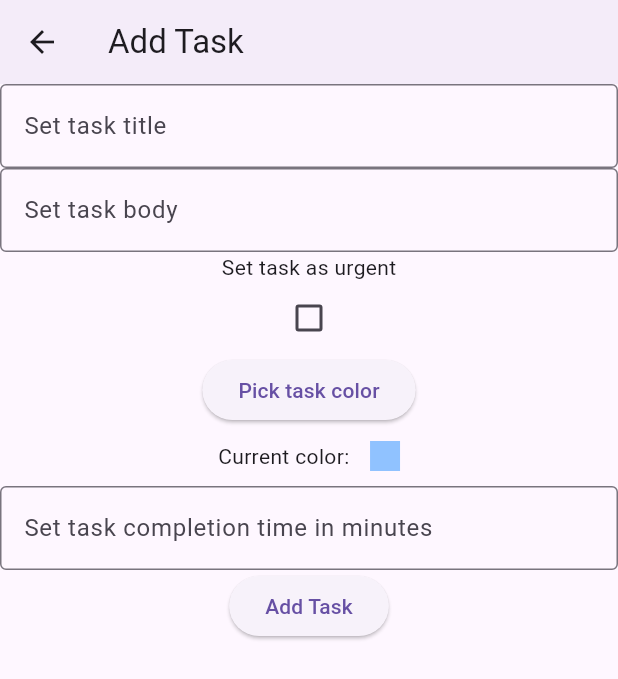
After one commit to megaeonise/flutter-final-project, a Flutter app: the TaskList screen opened directly, after a tap on "Add task", on a phone screen of 412 x 824 dp. The commit adds this screen. Shown: the top 679 px of the screen. Run offline on Flutter 3.47's test engine with Material 3 defaults, Android fonts, the phone set to English and light mode, and no system bars; our stand-ins replace cookie_jar, dio, dio_cookie_manager, flutter_colorpicker; network calls fail.

Commit message:
added task list with color in app

```diff
--- a/final_project/lib/src/remote/api.dart
+++ b/final_project/lib/src/remote/api.dart
@@ -76,6 +76,9 @@ Future<List<dynamic>> getFriends() async {
     final friendMap = friendList
         .map((element) => User.fromJson(element))
         .toList();
+    if (friendMap.isEmpty) {
+      return ["empty"];
+    }
     return friendMap;
   } catch (e) {
     print(e);
@@ -92,6 +95,9 @@ Future<List<dynamic>> getUsers() async {
     final userList = response.data;
     // print(friendList[0]);
     final userMap = userList.map((element) => User.fromJson(element)).toList();
+    if (userMap.isEmpty) {
+      return ["empty"];
+    }
     return userMap;
   } catch (e) {
     print(e);
@@ -122,8 +128,13 @@ Future<List<dynamic>> getTasks() async {
     response = await dio.get('/task/tasks');
     // print(response.data);
     final taskList = response.data;
+    print(taskList);
     // print(friendList[0]);
     final taskMap = taskList.map((element) => Task.fromJson(element)).toList();
+    print(taskMap);
+    if (taskMap.isEmpty) {
+      return ["empty"];
+    }
     return taskMap;
   } catch (e) {
     print(e);
@@ -133,6 +144,14 @@ Future<List<dynamic>> getTasks() async {
 
 Future<bool> postAddTask(title, body, urgent, color, completionTime) async {
   print("im in the file tasks");
+  final intTime = int.parse(completionTime);
+  print({
+    'title': title,
+    'body': body,
+    'urgent': urgent,
+    'color': color,
+    'completionTime': intTime,
+  });
   try {
     await dio.post(
       '/task/add',
@@ -141,14 +160,14 @@ Future<bool> postAddTask(title, body, urgent, color, completionTime) async {
         'body': body,
         'urgent': urgent,
         'color': color,
-        'completionTime': completionTime,
+        'completionTime': intTime,
       },
     );
-    // print(
-    //   await cookieJar.loadForRequest(
-    //     Uri.parse('https://flutter-final-project-server.fly.dev/auth/register'),
-    //   ),
-    // );
+    print(
+      await cookieJar.loadForRequest(
+        Uri.parse('https://flutter-final-project-server.fly.dev/auth/register'),
+      ),
+    );
     return true;
   } catch (e) {
     print(e);
--- /dev/null
+++ b/final_project/lib/src/screens/add_task.dart
@@ -0,0 +1,168 @@
+import 'package:final_project/src/remote/api.dart';
+import 'package:final_project/src/screens/task_list.dart';
+import 'package:flutter/material.dart';
+import 'package:flutter/services.dart';
+import 'package:flutter_colorpicker/flutter_colorpicker.dart';
+
+class AddTask extends StatefulWidget {
+  const AddTask({super.key});
+
+  @override
+  State<AddTask> createState() => _AddTaskState();
+}
+
+class _AddTaskState extends State<AddTask> {
+  final _titleFieldController = TextEditingController();
+  final _bodyFieldController = TextEditingController();
+  final _completionTimeFieldController = TextEditingController();
+  bool _isUrgent = false;
+  Color _pickerColor = Color.fromARGB(255, 144, 194, 255);
+  Color _currentColor = Color.fromARGB(255, 144, 194, 255);
+
+  handleAddTask(title, body, completionTime) async {
+    String hexColor =
+        "0x${(_currentColor.a * 255).toInt().toRadixString(16).padLeft(2, '0')}${(_currentColor.r * 255).toInt().toRadixString(16).padLeft(2, '0')}${(_currentColor.g * 255).toInt().toRadixString(16).padLeft(2, '0')}${(_currentColor.b * 255).toInt().toRadixString(16).padLeft(2, '0')}";
+    String time = completionTime;
+    if (completionTime == "") {
+      time = "1";
+    }
+    final status = await postAddTask(title, body, _isUrgent, hexColor, time);
+    if (status) {
+      print("task added");
+    } else {
+      print("task add error occured");
+    }
+    if (mounted) {
+      Navigator.push(
+        context,
+        MaterialPageRoute(builder: (context) => const TaskList()),
+      );
+    }
+  }
+
+  void changeColor(Color color) {
+    setState(() => _pickerColor = color);
+  }
+
+  @override
+  void initState() {
+    super.initState();
+  }
+
+  @override
+  Widget build(BuildContext context) {
+    return Scaffold(
+      appBar: AppBar(elevation: 2, title: Text("Add Task")),
+      body: Column(
+        children: [
+          TextField(
+            controller: _titleFieldController,
+            decoration: InputDecoration(
+              border: OutlineInputBorder(),
+              hintText: "Set task title",
+            ),
+          ),
+          TextField(
+            controller: _bodyFieldController,
+            decoration: InputDecoration(
+              border: OutlineInputBorder(),
+              hintText: "Set task body",
+            ),
+          ),
+          Text("Set task as urgent"),
+          Checkbox(
+            semanticLabel: "Set task as urgent",
+            value: _isUrgent,
+            onChanged: (bool? value) {
+              setState(() {
+                _isUrgent = value!;
+              });
+            },
+          ),
+          ElevatedButton(
+            onPressed: () => _dialogBuilder(context),
+            child: Text("Pick task color"),
+          ),
+          SizedBox(height: 10),
+          Row(
+            mainAxisAlignment: MainAxisAlignment.center,
+            children: [
+              Text("Current color: "),
+              SizedBox(width: 10),
+              Container(
+                width: 20,
+                height: 20,
+                decoration: BoxDecoration(color: _currentColor),
+              ),
+            ],
+          ),
+          SizedBox(height: 10),
+          TextField(
+            controller: _completionTimeFieldController,
+            decoration: InputDecoration(
+              border: OutlineInputBorder(),
+              hintText: "Set task completion time in minutes",
+            ),
+            inputFormatters: [FilteringTextInputFormatter.digitsOnly],
+          ),
+
+          ElevatedButton(
+            onPressed: () {
+              handleAddTask(
+                _titleFieldController.text,
+                _bodyFieldController.text,
+                _completionTimeFieldController.text,
+              );
+            },
+            child: Text("Add Task"),
+          ),
+        ],
+      ),
+    );
+  }
+
+  Future<void> _dialogBuilder(BuildContext context) {
+    return showDialog<void>(
+      context: context,
+      builder: (BuildContext context) {
+        return AlertDialog(
+          title: const Text('Pick a color!'),
+          content: SingleChildScrollView(
+            child: ColorPicker(
+              pickerColor: _pickerColor,
+              onColorChanged: changeColor,
+            ),
+            // Use Material color picker:
+            //
+            // child: MaterialPicker(
+            //   pickerColor: pickerColor,
+            //   onColorChanged: changeColor,
+            //   showLabel: true, // only on portrait mode
+            // ),
+            //
+            // Use Block color picker:
+            //
+            // child: BlockPicker(
+            //   pickerColor: currentColor,
+            //   onColorChanged: changeColor,
+            // ),
+            //
+            // child: MultipleChoiceBlockPicker(
+            //   pickerColors: currentColors,
+            //   onColorsChanged: changeColors,
+            // ),
+          ),
+          actions: <Widget>[
+            ElevatedButton(
+              child: const Text('Choose color'),
+              onPressed: () {
+                setState(() => _currentColor = _pickerColor);
+                Navigator.of(context).pop();
+              },
+            ),
+          ],
+        );
+      },
+    );
+  }
+}
--- a/final_project/lib/src/screens/task_list.dart
+++ b/final_project/lib/src/screens/task_list.dart
@@ -1,16 +1,17 @@
 //use flutter timer here and post and get from user task list, you dont need task model, just make a user model
 import 'package:final_project/src/models/task.dart';
 import 'package:final_project/src/remote/api.dart';
+import 'package:final_project/src/screens/add_task.dart';
 import 'package:flutter/material.dart';
 
 class TaskList extends StatefulWidget {
   const TaskList({super.key});
 
   @override
-  State<TaskList> createState() => _AddTaskList();
+  State<TaskList> createState() => _TaskList();
 }
 
-class _AddTaskList extends State<TaskList> {
+class _TaskList extends State<TaskList> {
   List<dynamic> _tasks = [];
   List<dynamic> _filteredTasks = [];
   final _taskSearchController = TextEditingController();
@@ -71,6 +72,17 @@ class _AddTaskList extends State<TaskList> {
             mainAxisAlignment: MainAxisAlignment.center,
             crossAxisAlignment: CrossAxisAlignment.center,
             children: [
+              ElevatedButton(
+                onPressed: () {
+                  Navigator.push(
+                    context,
+                    MaterialPageRoute(builder: (context) => const AddTask()),
+                  );
+                },
+                child: Text("Add task"),
+              ),
+              SizedBox(height: 40),
+
               TextField(
                 controller: _taskSearchController,
                 decoration: InputDecoration(
@@ -78,6 +90,7 @@ class _AddTaskList extends State<TaskList> {
                   hintText: "Filter tasks",
                 ),
               ),
+              SizedBox(height: 40),
               Text("No tasks found."),
             ],
           ),
@@ -85,12 +98,32 @@ class _AddTaskList extends State<TaskList> {
       );
     }
     return Scaffold(
-      appBar: AppBar(elevation: 2, title: Text("Task List")),
+      appBar: AppBar(
+        elevation: 2,
+        title: Text("Task List"),
+        actions: [
+          IconButton(
+            onPressed: () {
+              _fetchList();
+            },
+            icon: Icon(Icons.refresh),
+          ),
+        ],
+      ),
       body: Center(
         child: Form(
           child: Column(
             mainAxisAlignment: MainAxisAlignment.center,
             children: [
+              ElevatedButton(
+                onPressed: () {
+                  Navigator.push(
+                    context,
+                    MaterialPageRoute(builder: (context) => const AddTask()),
+                  );
+                },
+                child: Text("Add task"),
+              ),
               TextField(
                 controller: _taskSearchController,
                 decoration: InputDecoration(
@@ -99,6 +132,7 @@ class _AddTaskList extends State<TaskList> {
                 ),
               ),
               Flexible(
+                flex: 1,
                 child: ListView.builder(
                   itemCount: _filteredTasks.length,
                   itemBuilder: (context, index) {
@@ -109,9 +143,24 @@ class _AddTaskList extends State<TaskList> {
                         crossAxisAlignment: CrossAxisAlignment.center,
                         children: [
                           SizedBox(height: 20),
-                          SizedBox(
-                            width: 170,
-                            height: 100,
+                          Container(
+                            padding: EdgeInsets.all(8),
+                            decoration: BoxDecoration(
+                              border: Border.all(width: 2, color: Colors.grey),
+                              gradient: LinearGradient(
+                                begin: Alignment.topCenter,
+                                end: Alignment.bottomCenter,
+                                colors: [
+                                  Color(
+                                    int.parse(
+                                      task.color.substring(2),
+                                      radix: 16,
+                                    ),
+                                  ),
+                                  Colors.white,
+                                ],
+                              ),
+                            ),
                             child: Column(
                               children: [
                                 Text(task.title),
--- a/final_project/pubspec.yaml
+++ b/final_project/pubspec.yaml
@@ -8,15 +8,13 @@ environment:
 
 dependencies:
   cookie_jar: ^4.0.8
-  cronet_http: ^1.5.0
   dio: ^5.9.0
   dio_cookie_manager: ^3.3.0
   flutter:
     sdk: flutter
-  http: ^1.5.0
+  flutter_colorpicker: ^1.1.0
   infinite_scroll_pagination: ^5.1.1
   json_annotation: ^4.9.0
-  provider: ^6.1.5+1
 
 dev_dependencies:
   flutter_test:
```
Also changed, not shown: 2 other files.
